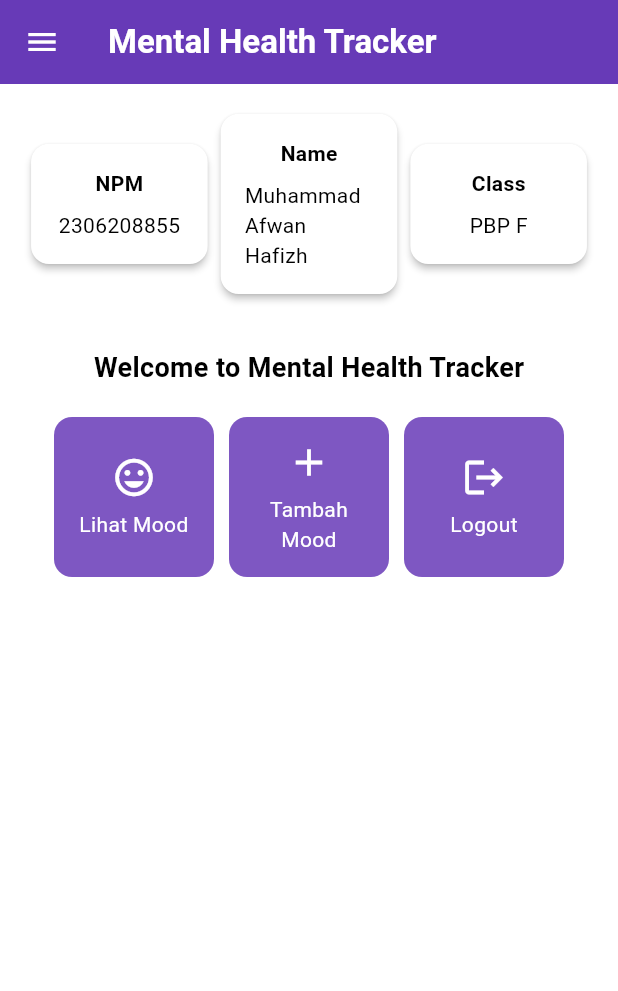
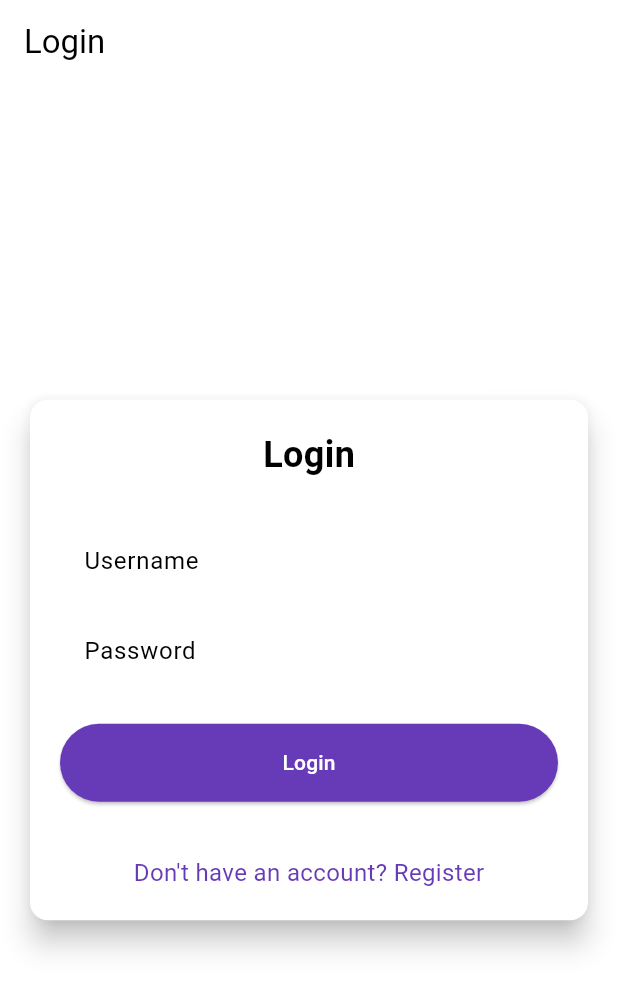
Before and after one commit to mir4na/mental-health-tracker-mobile, a Flutter app: the screen it shows after launch, on a phone screen of 412 x 824 dp. Shown: the top 991 px of the screen. Run offline on Flutter 3.47's test engine with Material 3 defaults, Android fonts, the phone set to English and light mode, and no system bars; missing offline and left inert: pbp_django_auth.

Commit message:
tutorial 8 done

```diff
--- a/lib/main.dart
+++ b/lib/main.dart
@@ -1,5 +1,7 @@
 import 'package:flutter/material.dart';
-import 'package:mental_health_tracker/screens/menu.dart';
+import 'package:pbp_django_auth/pbp_django_auth.dart';
+import 'package:provider/provider.dart';
+import 'package:mental_health_tracker/screens/login.dart';
 
 void main() {
   runApp(const MyApp());
@@ -8,33 +10,23 @@ void main() {
 class MyApp extends StatelessWidget {
   const MyApp({super.key});
 
-  // This widget is the root of your application.
   @override
   Widget build(BuildContext context) {
-    return MaterialApp(
-      title: 'Flutter Demo',
-      theme: ThemeData(
-        // This is the theme of your application.
-        //
-        // TRY THIS: Try running your application with "flutter run". You'll see
-        // the application has a purple toolbar. Then, without quitting the app,
-        // try changing the seedColor in the colorScheme below to Colors.green
-        // and then invoke "hot reload" (save your changes or press the "hot
-        // reload" button in a Flutter-supported IDE, or press "r" if you used
-        // the command line to start the app).
-        //
-        // Notice that the counter didn't reset back to zero; the application
-        // state is not lost during the reload. To reset the state, use hot
-        // restart instead.
-        //
-        // This works for code too, not just values: Most code changes can be
-        // tested with just a hot reload.
-        colorScheme: ColorScheme.fromSwatch(
-        primarySwatch: Colors.deepPurple,
-        ).copyWith(secondary: Colors.deepPurple[400]),
-        useMaterial3: true,
+    return Provider(
+      create: (_) {
+        CookieRequest request = CookieRequest();
+        return request;
+      },
+      child: MaterialApp(
+        title: 'Mental Health Tracker',
+        theme: ThemeData(
+          useMaterial3: true,
+          colorScheme: ColorScheme.fromSwatch(
+            primarySwatch: Colors.deepPurple,
+          ).copyWith(secondary: Colors.deepPurple[400]),
+        ),
+        home: const LoginPage(),
       ),
-      home: MyHomePage(),
     );
   }
 }
--- /dev/null
+++ b/lib/screens/login.dart
@@ -0,0 +1,177 @@
+import 'package:mental_health_tracker/screens/menu.dart';
+import 'package:flutter/material.dart';
+import 'package:pbp_django_auth/pbp_django_auth.dart';
+import 'package:provider/provider.dart';
+import 'package:mental_health_tracker/screens/register.dart';
+
+void main() {
+  runApp(const LoginApp());
+}
+
+class LoginApp extends StatelessWidget {
+  const LoginApp({super.key});
+
+  @override
+  Widget build(BuildContext context) {
+    return MaterialApp(
+      title: 'Login',
+      theme: ThemeData(
+        useMaterial3: true,
+        colorScheme: ColorScheme.fromSwatch(
+          primarySwatch: Colors.deepPurple,
+        ).copyWith(secondary: Colors.deepPurple[400]),
+      ),
+      home: const LoginPage(),
+    );
+  }
+}
+
+class LoginPage extends StatefulWidget {
+  const LoginPage({super.key});
+
+  @override
+  State<LoginPage> createState() => _LoginPageState();
+}
+
+class _LoginPageState extends State<LoginPage> {
+  final TextEditingController _usernameController = TextEditingController();
+  final TextEditingController _passwordController = TextEditingController();
+
+  @override
+  Widget build(BuildContext context) {
+    final request = context.watch<CookieRequest>();
+
+    return Scaffold(
+      appBar: AppBar(
+        title: const Text('Login'),
+      ),
+      body: Center(
+        child: SingleChildScrollView(
+          padding: const EdgeInsets.all(16.0),
+          child: Card(
+            elevation: 8,
+            shape: RoundedRectangleBorder(
+              borderRadius: BorderRadius.circular(12.0),
+            ),
+            child: Padding(
+              padding: const EdgeInsets.all(20.0),
+              child: Column(
+                mainAxisSize: MainAxisSize.min,
+                children: [
+                  const Text(
+                    'Login',
+                    style: TextStyle(
+                      fontSize: 24.0,
+                      fontWeight: FontWeight.bold,
+                    ),
+                  ),
+                  const SizedBox(height: 30.0),
+                  TextField(
+                    controller: _usernameController,
+                    decoration: const InputDecoration(
+                      labelText: 'Username',
+                      hintText: 'Enter your username',
+                      border: OutlineInputBorder(
+                        borderRadius: BorderRadius.all(Radius.circular(12.0)),
+                      ),
+                      contentPadding:
+                          EdgeInsets.symmetric(horizontal: 12.0, vertical: 8.0),
+                    ),
+                  ),
+                  const SizedBox(height: 12.0),
+                  TextField(
+                    controller: _passwordController,
+                    decoration: const InputDecoration(
+                      labelText: 'Password',
+                      hintText: 'Enter your password',
+                      border: OutlineInputBorder(
+                        borderRadius: BorderRadius.all(Radius.circular(12.0)),
+                      ),
+                      contentPadding:
+                          EdgeInsets.symmetric(horizontal: 12.0, vertical: 8.0),
+                    ),
+                    obscureText: true,
+                  ),
+                  const SizedBox(height: 24.0),
+                  ElevatedButton(
+                    onPressed: () async {
+                      String username = _usernameController.text;
+                      String password = _passwordController.text;
+
+                      final response = await request
+                          .login("http://127.0.0.1:8000/auth/login/", {
+                        'username': username,
+                        'password': password,
+                      });
+
+                      if (request.loggedIn) {
+                        String message = response['message'];
+                        String uname = response['username'];
+                        if (context.mounted) {
+                          Navigator.pushReplacement(
+                            context,
+                            MaterialPageRoute(
+                                builder: (context) => MyHomePage()),
+                          );
+                          ScaffoldMessenger.of(context)
+                            ..hideCurrentSnackBar()
+                            ..showSnackBar(
+                              SnackBar(
+                                  content:
+                                      Text("$message Selamat datang, $uname.")),
+                            );
+                        }
+                      } else {
+                        if (context.mounted) {
+                          showDialog(
+                            context: context,
+                            builder: (context) => AlertDialog(
+                              title: const Text('Login Gagal'),
+                              content: Text(response['message']),
+                              actions: [
+                                TextButton(
+                                  child: const Text('OK'),
+                                  onPressed: () {
+                                    Navigator.pop(context);
+                                  },
+                                ),
+                              ],
+                            ),
+                          );
+                        }
+                      }
+                    },
+                    style: ElevatedButton.styleFrom(
+                      foregroundColor: Colors.white,
+                      minimumSize: Size(double.infinity, 50),
+                      backgroundColor: Theme.of(context).colorScheme.primary,
+                      padding: const EdgeInsets.symmetric(vertical: 16.0),
+                    ),
+                    child: const Text('Login'),
+                  ),
+                  const SizedBox(height: 36.0),
+                  GestureDetector(
+                    onTap: () {
+                      Navigator.push(
+                        context,
+                        MaterialPageRoute(
+                            builder: (context) => const RegisterPage()),
+                      );
+                    },
+                    child: Text(
+                      'Don\'t have an account? Register',
+                      style: TextStyle(
+                        color: Theme.of(context).colorScheme.primary,
+                        fontSize: 16.0,
+                      ),
+                    ),
+                  ),
+                ],
+              ),
+            ),
+          ),
+        ),
+      ),
+    );
+  }
+}
--- a/pubspec.yaml
+++ b/pubspec.yaml
@@ -35,6 +35,9 @@ dependencies:
   # The following adds the Cupertino Icons font to your application.
   # Use with the CupertinoIcons class for iOS style icons.
   cupertino_icons: ^1.0.8
+  provider: ^6.1.2
+  pbp_django_auth: ^0.4.0
+  http: ^1.2.2
 
 dev_dependencies:
   flutter_test:
```
Also changed, not shown: lib/models/mood_entry.dart (added, +65 -0 lines), lib/screens/list_moodentry.dart (added, +89 -0 lines), lib/screens/moodentry_form.dart (+37 -33 lines), lib/screens/register.dart (added, +162 -0 lines), lib/widgets/left_drawer.dart (+12 -0 lines), lib/widgets/mood_cart.dart (+39 -11 lines), pubspec.lock, 2 other files.
